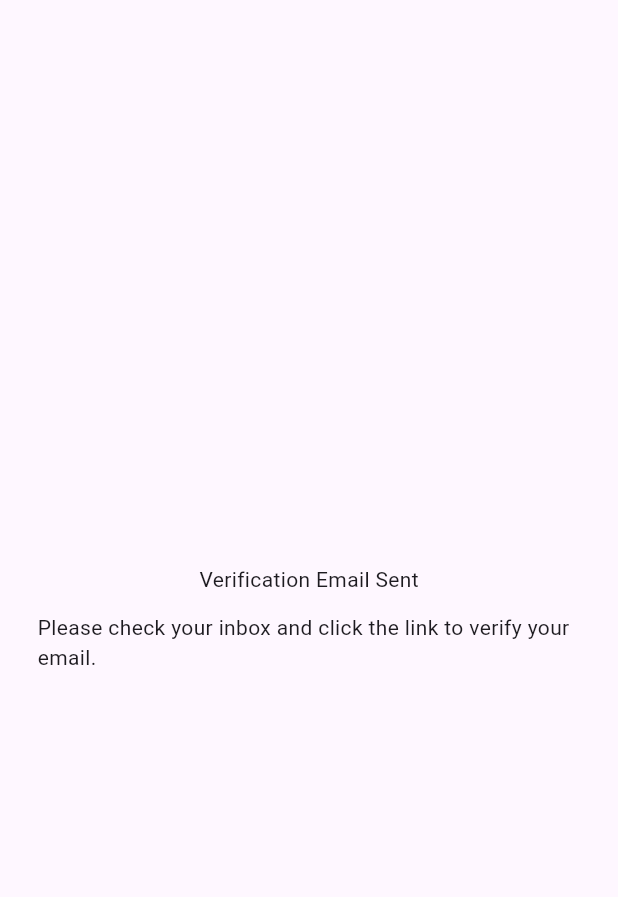
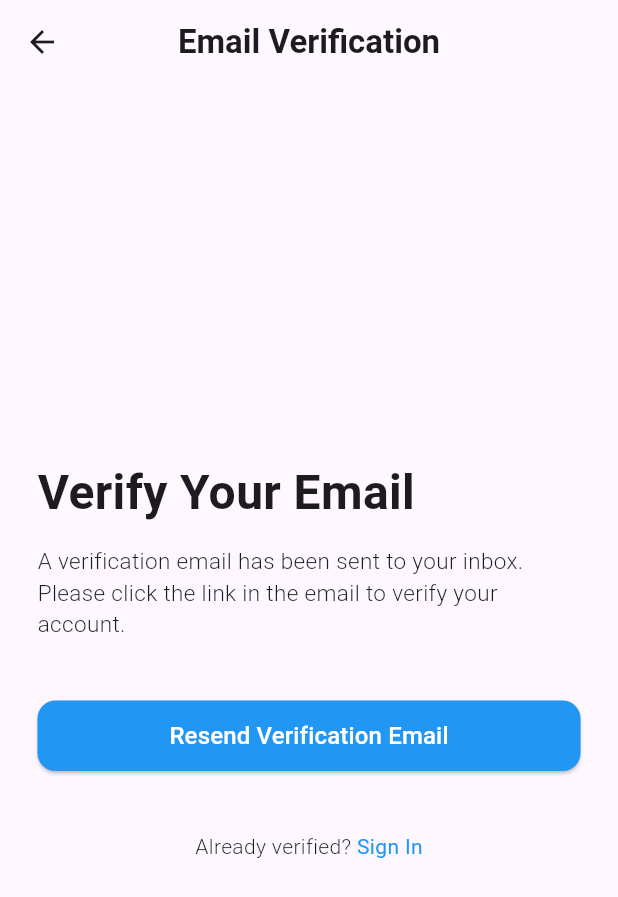
Before and after one commit to Yassinbassam11/Chat_App, a Flutter app: the VerifyScreen screen opened by its route, on a phone screen of 412 x 824 dp. Shown: the top 897 px of the screen. Run offline on Flutter 3.47's test engine with Material 3 defaults, Android fonts, the phone set to English and light mode, and no system bars; our stand-ins replace cloud_firestore, firebase_auth, firebase_core, timeago; accounts and stored records are empty.

Commit message:
Enhance email verification screen with improved messaging and resend functionality

```diff
--- a/lib/screens/verify_screen.dart
+++ b/lib/screens/verify_screen.dart
@@ -21,7 +21,6 @@ class _VerifyScreenState extends State<VerifyScreen> {
 
   @override
   void dispose() {
-    // TODO: implement dispose
     _verificationTimer.cancel();
     super.dispose();
   }
@@ -37,16 +36,103 @@ class _VerifyScreenState extends State<VerifyScreen> {
   @override
   Widget build(BuildContext context) {
     return Scaffold(
+      appBar: AppBar(
+        title: Text(
+          'Email Verification',
+          style: TextStyle(fontSize: 22, fontWeight: FontWeight.bold),
+        ),
+        centerTitle: true,
+      ),
       body: Center(
         child: Padding(
           padding: const EdgeInsets.all(25.0),
           child: Column(
             mainAxisAlignment: MainAxisAlignment.center,
+            crossAxisAlignment: CrossAxisAlignment.start,
             children: [
-              Text("Verification Email Sent"),
+              Row(
+                children: [
+                  Text(
+                    'Verify Your Email',
+                    style: TextStyle(fontSize: 32, fontWeight: FontWeight.bold),
+                  ),
+                ],
+              ),
               SizedBox(height: 12),
-              Text(
-                "Please check your inbox and click the link to verify your email.",
+              Row(
+                children: [
+                  Expanded(
+                    child: Text(
+                      "A verification email has been sent to your inbox. Please click the link in the email to verify your account.",
+                      style: TextStyle(
+                        fontSize: 15,
+                        fontWeight: FontWeight.w300,
+                      ),
+                    ),
+                  ),
+                ],
+              ),
+              SizedBox(height: 40),
+              Row(
+                children: [
+                  Expanded(
+                    child: ElevatedButton(
+                      style: ElevatedButton.styleFrom(
+                        backgroundColor: Colors.blue,
+                        shape: RoundedRectangleBorder(
+                          borderRadius: BorderRadius.circular(12.0),
+                        ),
+                      ),
+                      onPressed: () async {
+                        // Resend verification email
+                        try {
+                          await AuthService.sendVerificationEmail();
+                          ScaffoldMessenger.of(context).showSnackBar(
+                            SnackBar(
+                              content: Text('Verification email resent.'),
+                            ),
+                          );
+                        } catch (e) {
+                          ScaffoldMessenger.of(context).showSnackBar(
+                            SnackBar(
+                              content: Text('Failed to resend email: $e'),
+                            ),
+                          );
+                        }
+                      },
+                      child: Padding(
+                        padding: const EdgeInsets.symmetric(vertical: 12.0),
+                        child: Text(
+                          "Resend Verification Email",
+                          style: TextStyle(fontSize: 16, color: Colors.white),
+                        ),
+                      ),
+                    ),
+                  ),
+                ],
+              ),
+              SizedBox(height: 40),
+              Row(
+                mainAxisAlignment: MainAxisAlignment.center,
+                children: [
+                  Text(
+                    "Already verified? ",
+                    style: TextStyle(fontWeight: FontWeight.w300),
+                  ),
+                  GestureDetector(
+                    onTap: () {
+                      Navigator.pushNamedAndRemoveUntil(
+                        context,
+                        '/signin',
+                        (route) => false,
+                      );
+                    },
+                    child: Text(
+                      "Sign In",
+                      style: TextStyle(color: Colors.blue),
+                    ),
+                  ),
+                ],
               ),
             ],
           ),
```
